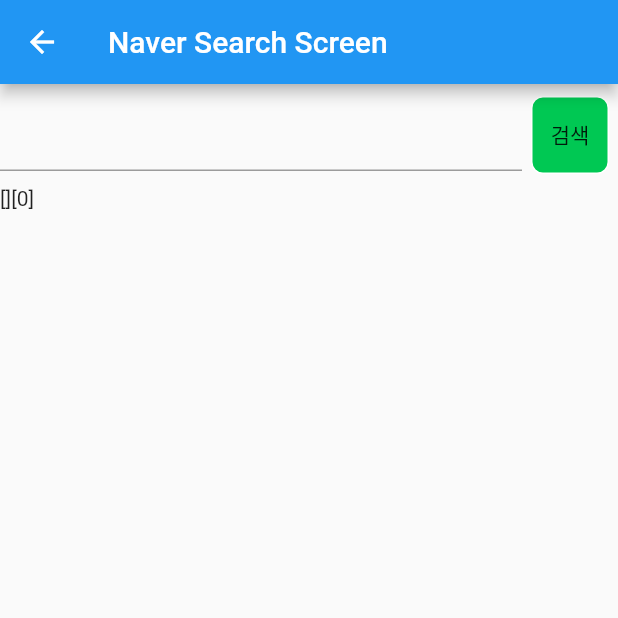
After one commit to ElvaCJ/hufs-flutter-mobile, a Flutter app: the SearchScreen screen opened directly, after a tap on "검색", on a phone screen of 412 x 824 dp, the top half of it. The commit adds this screen. Run offline on Flutter 3.47's test engine with Material 2 defaults, Android fonts, the phone set to English and light mode, and no system bars; our stand-ins replace dio, flutter_dotenv, geolocator; missing offline and left inert: flutter_analog_clock; network calls fail.

Commit message:
12주차 naver api

```diff
--- a/lib/screens/input_test_screen.dart
+++ b/lib/screens/input_test_screen.dart
@@ -1,5 +1,3 @@
-import 'dart:math';
-
 import 'package:flutter/cupertino.dart';
 import 'package:flutter/material.dart';
 
--- a/lib/screens/nav_test_screen.dart
+++ b/lib/screens/nav_test_screen.dart
@@ -1,6 +1,7 @@
 import 'package:flutter/material.dart';
 import 'package:mobile_project/main.dart';
 import 'package:mobile_project/screens/input_test_screen.dart';
+import 'package:mobile_project/screens/search_screen.dart';
 import 'package:mobile_project/screens/test_widget_screen.dart';
 import 'package:mobile_project/screens/weather_screen.dart';
 
@@ -78,6 +79,16 @@ class _NavTestScreen extends State<NavTestScreen> {
                 style: TextStyle(fontSize: 26),
               ),
             ),
+            TextButton(
+              onPressed: () => Navigator.push(
+                context,
+                MaterialPageRoute(builder: (context) => const SearchScreen()),
+              ),
+              child: const Text(
+                'NAVER Search API',
+                style: TextStyle(fontSize: 26),
+              ),
+            ),
           ],
         ),
       ),
--- /dev/null
+++ b/lib/screens/search_screen.dart
@@ -0,0 +1,105 @@
+import 'dart:convert';
+
+import 'package:dio/dio.dart';
+import 'package:flutter/cupertino.dart';
+import 'package:flutter_dotenv/flutter_dotenv.dart';
+import 'package:flutter/material.dart';
+
+class SearchScreen extends StatefulWidget {
+  const SearchScreen({super.key});
+
+  @override
+  State<SearchScreen> createState() => _SearchScreenState();
+}
+
+class _SearchScreenState extends State<SearchScreen> {
+  TextEditingController textEditingController = TextEditingController();
+  late String inputText = '';
+  late String receivedText = '';
+  List<String> items = [''];
+
+  void searchNaverLocal(String text) async {
+    Dio dio = Dio();
+
+    String clientId = dotenv.get("NAVER_CLIENT_ID");
+    String clientSecret = dotenv.get("NAVER_CLIENT_SECRET");
+
+    dio.options.headers['X-Naver-Client-Id'] = clientId;
+    dio.options.headers['X-Naver-Client-Secret'] = clientSecret;
+
+    String str =
+        'https://openapi.naver.com/v1/search/local.json?query=$text&display=10&start=1&sort=random';
+    Response response;
+    response = await dio.get(str);
+    print(response.data.toString());
+    var searchData = jsonDecode(response.toString());
+    int total = searchData['total'];
+
+    items.clear();
+    for (int i = 0; i < total; i++) {
+      setState(() {
+        // receivedText = response.data().toString();
+        items.add(searchData['items'][i].toString());
+        print(items[i]);
+      });
+    }
+    return;
+  }
+
+  @override
+  Widget build(BuildContext context) {
+    return Scaffold(
+      appBar: AppBar(
+        title: const Text('Naver Search Screen'),
+      ),
+      body: Column(
+        children: [
+          Row(
+            children: [
+              Flexible(
+                child: TextField(
+                  controller: textEditingController,
+                  onChanged: (text) {
+                    // onChanged() : txt값이 바뀔 때마다 작동하는 메서드
+                    setState(() {
+                      inputText = text; // 1.받은 txt값을
+                    });
+                  },
+                ),
+              ),
+              GestureDetector(
+                onTap: () {
+                  searchNaverLocal(inputText); // 2.searchNaverLocal()로 연결
+                },
+                child: Container(
+                  decoration: BoxDecoration(
+                    border: Border.all(
+                      color: Colors.white,
+                    ),
+                    borderRadius: BorderRadius.circular(8.0),
+                    color: Colors.greenAccent[700],
+                  ),
+                  margin: const EdgeInsets.symmetric(
+                    horizontal: 6.0,
+                    vertical: 8.0,
+                  ),
+                  child: Container(
+                    height: 50,
+                    width: 50,
+                    alignment: Alignment.center,
+                    child: const Text('검색'),
+                  ),
+                ),
+              ),
+            ],
+          ),
+          Row(
+            children: [
+              Text('$items[0]'),
+            ],
+          ),
+        ],
+      ),
+    );
+  }
+}
```
